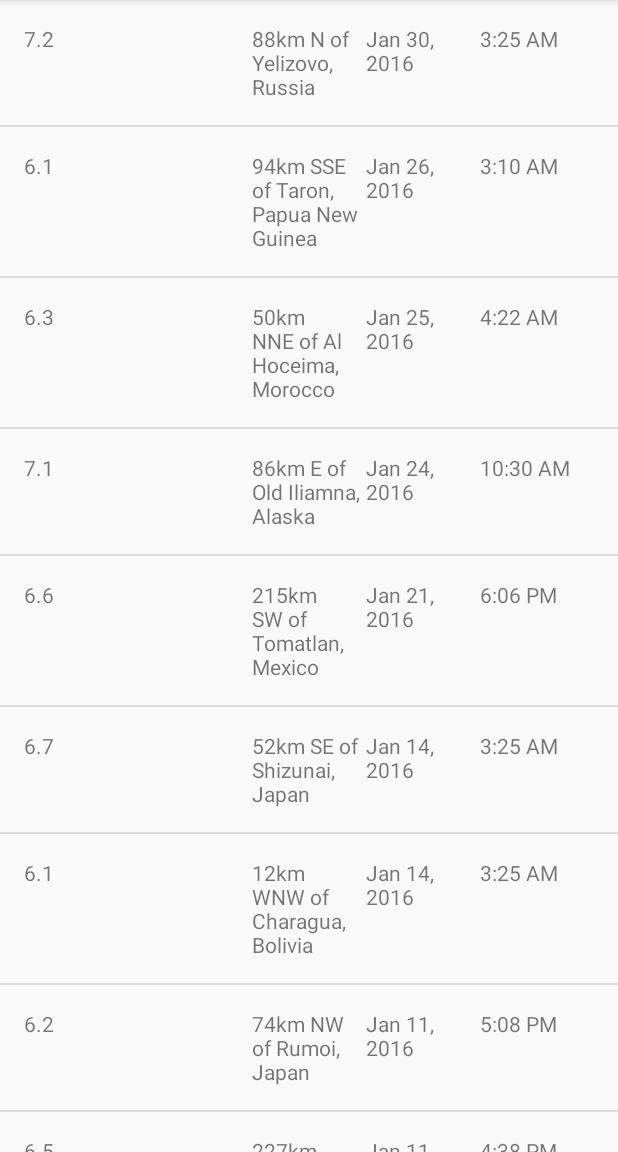
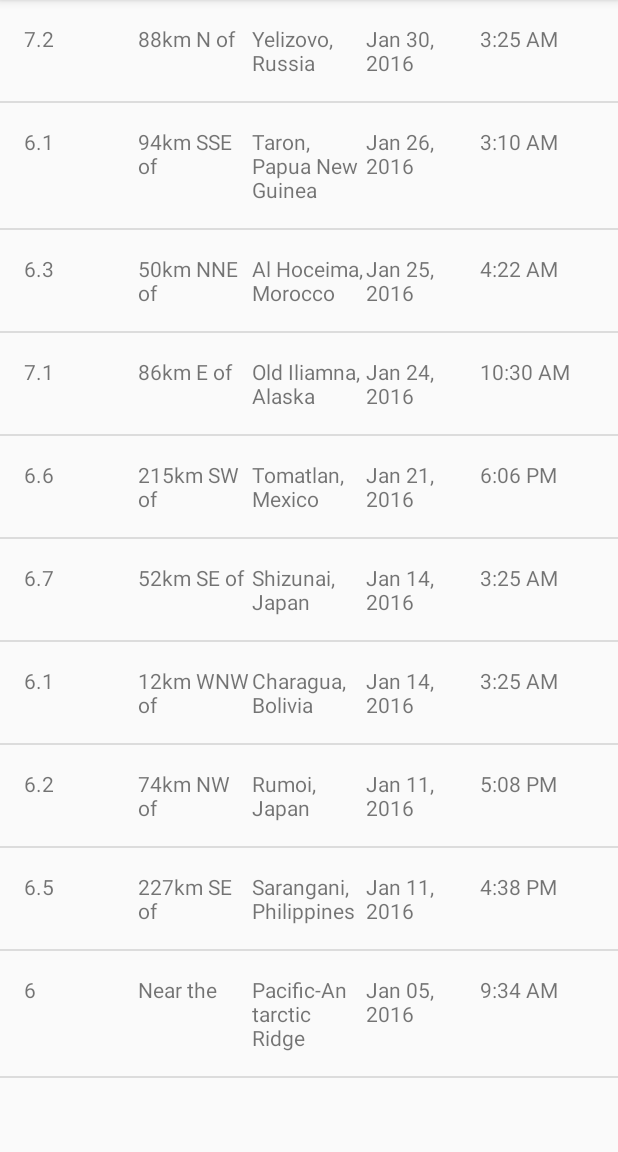
Before and after one commit to CarlosAguA/EarthquakeRep, an Android app: the screen it shows after launch (EarthquakeActivity), on a phone screen of 412 x 824 dp, the part 84-1236 px from its top. Run offline under Robolectric (Android 15) with nearby library versions, the phone set to English and light mode, and no system bars.

Commit message:
Condition for splitting the Location String in two different textViews

```diff
--- a/app/src/main/java/com/example/android/earthquakerep/EarthquakeAdapter.java
+++ b/app/src/main/java/com/example/android/earthquakerep/EarthquakeAdapter.java
@@ -43,8 +43,19 @@ public class EarthquakeAdapter extends ArrayAdapter<Earthquake> {
 
         // Find the TextView with view ID location
         TextView placeTextView = (TextView) listItemView.findViewById(R.id.tv2) ;
-        // Display the location of the current earthquake in that TextView
-        placeTextView.setText(currentQuake.getLocation());
+        TextView placeTwoTextView = (TextView) listItemView.findViewById(R.id.tv5) ;
+        String location = currentQuake.getLocation() ;
+        String stringPlaceHolder = "Near the" ;
+
+        //Condition for splitting the Location String in two different textViews
+        if ( location.contains("of") ){
+            String[] separated =  location.split("of");
+            placeTwoTextView.setText(separated[0] + "of");
+            placeTextView.setText(separated[1].trim());
+        } else{
+            placeTwoTextView.setText(stringPlaceHolder);
+            placeTextView.setText(currentQuake.getLocation());
+        }
 
         // Create a new Date object from the time in milliseconds of the earthquake
         Date dateObject = new Date(currentQuake.getTimeInMiliSeconds());
--- a/app/src/main/java/com/example/android/earthquakerep/QueryUtils.java
+++ b/app/src/main/java/com/example/android/earthquakerep/QueryUtils.java
@@ -55,7 +55,6 @@ public final class QueryUtils {
             // build up a list of Earthquake objects with the corresponding data.
 
 
-            //Get the sample JSON String and assign it as the root.
             JSONObject root = new JSONObject(SAMPLE_JSON_RESPONSE);
             JSONArray featuresArray = root.getJSONArray("features");
 
```
